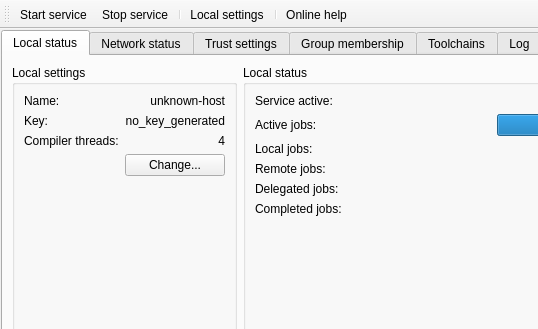
Before: the Qt Designer form ddcn_control/MainWindow.ui in mgottschlag/ddcn, drawn with Qt 5; both pictures show x 0 to 538 and y 0 to 329 of the 670 by 528 pixel window.
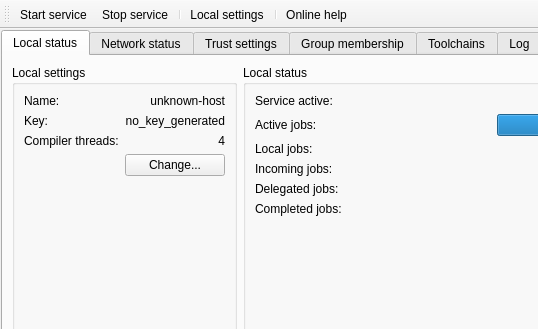
After: the same form once the commit is applied. Icons and pictures are not drawn.

Commit message: ddcn_service: Added more code for setting the initial widget state.

What changed in the file:
```diff
--- a/ddcn_control/MainWindow.ui
+++ b/ddcn_control/MainWindow.ui
@@ -138,7 +138,7 @@
            <item row="3" column="0">
             <widget class="QLabel" name="label_6">
              <property name="text">
-              <string>Remote jobs:</string>
+              <string>Incoming jobs:</string>
              </property>
             </widget>
            </item>
```
Left out of the diff: 20 changed lines with no effect on the pictures. The commit also changes 2 other files.
